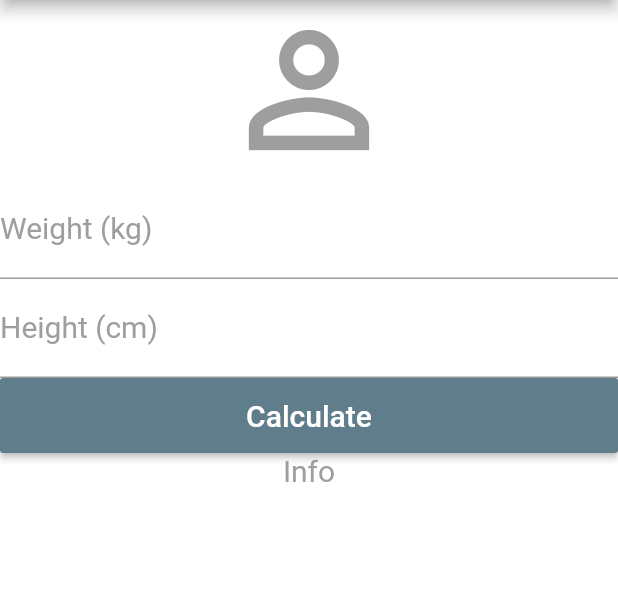
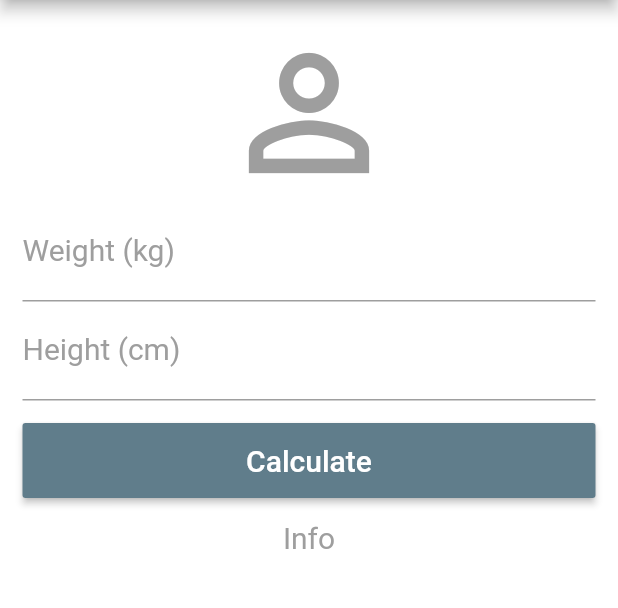
Before and after one commit to AleBark/Body-Mass-Index-Calculator, a Flutter app: the screen it shows after launch, on a phone screen of 412 x 824 dp, the part 84-692 px from its top. Run offline on Flutter 3.47's test engine with Material 2 defaults, Android fonts, the phone set to English and light mode, and no system bars.

Commit message:
paddings on inputs

```diff
--- a/lib/main.dart
+++ b/lib/main.dart
@@ -25,6 +25,7 @@ class _HomeState extends State<Home> {
       ),
       backgroundColor: Colors.white,
       body: SingleChildScrollView(
+        padding: EdgeInsets.fromLTRB(15, 15, 15, 0),
         child:  Column(
           crossAxisAlignment: CrossAxisAlignment.stretch,
           children: <Widget>[
@@ -45,7 +46,9 @@ class _HomeState extends State<Home> {
               textAlign: TextAlign.center,
               style: TextStyle(color: Colors.grey, fontSize: 20.0),
             ),
-            Container(
+            Padding(
+              padding: EdgeInsets.only(top: 15.0 , bottom: 15.0),
+              child: Container(
                 height: 50.0,
                 child: RaisedButton(
                   onPressed: () {},
@@ -54,6 +57,7 @@ class _HomeState extends State<Home> {
                     style: TextStyle(color: Colors.white, fontSize: 20.0),
                   ),
                   color: Colors.blueGrey,
+                ),
               ),
             ),
             Text(
```
Lines whose indentation alone changed are shown as unchanged.
